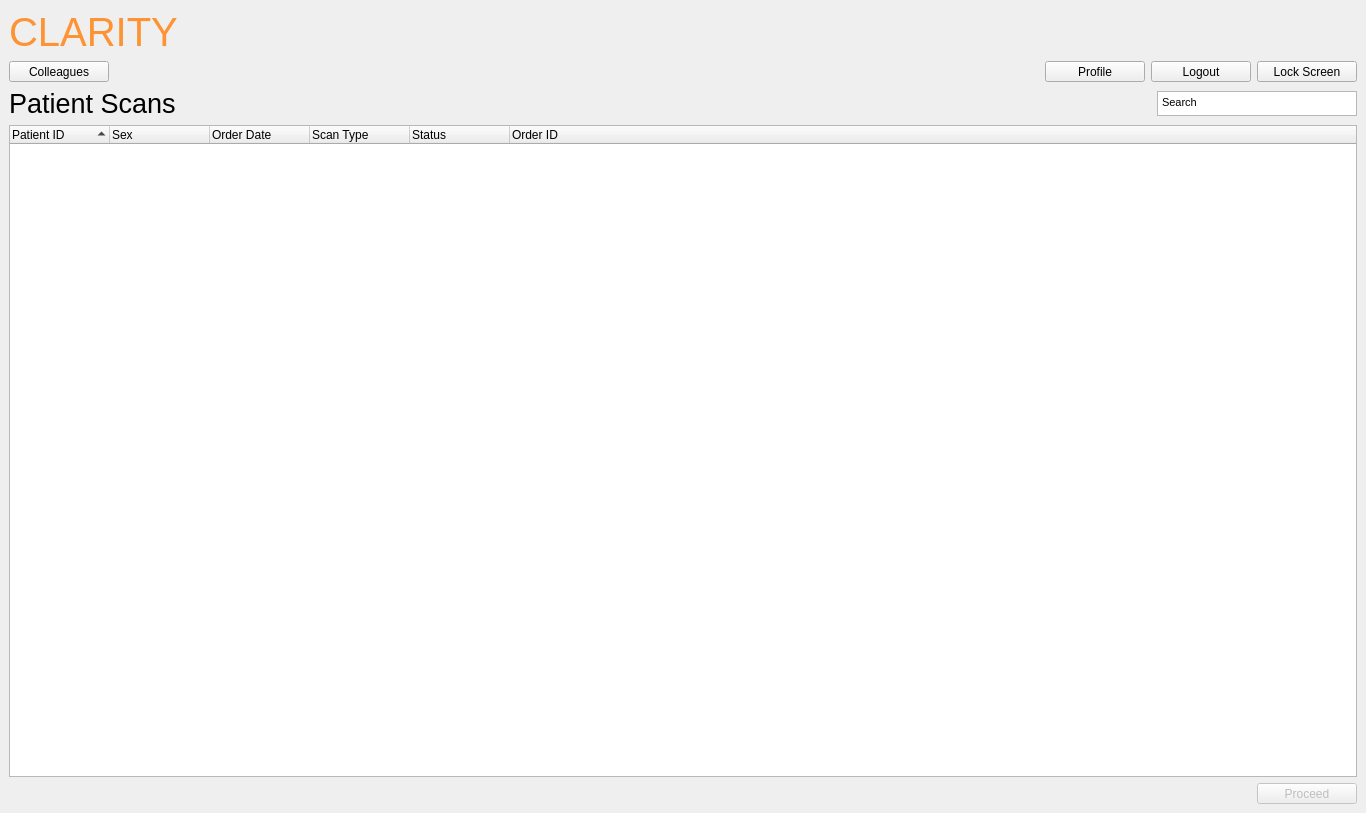
nilsgehlin/team-dft, file UI/rad.ui: the form before one commit.
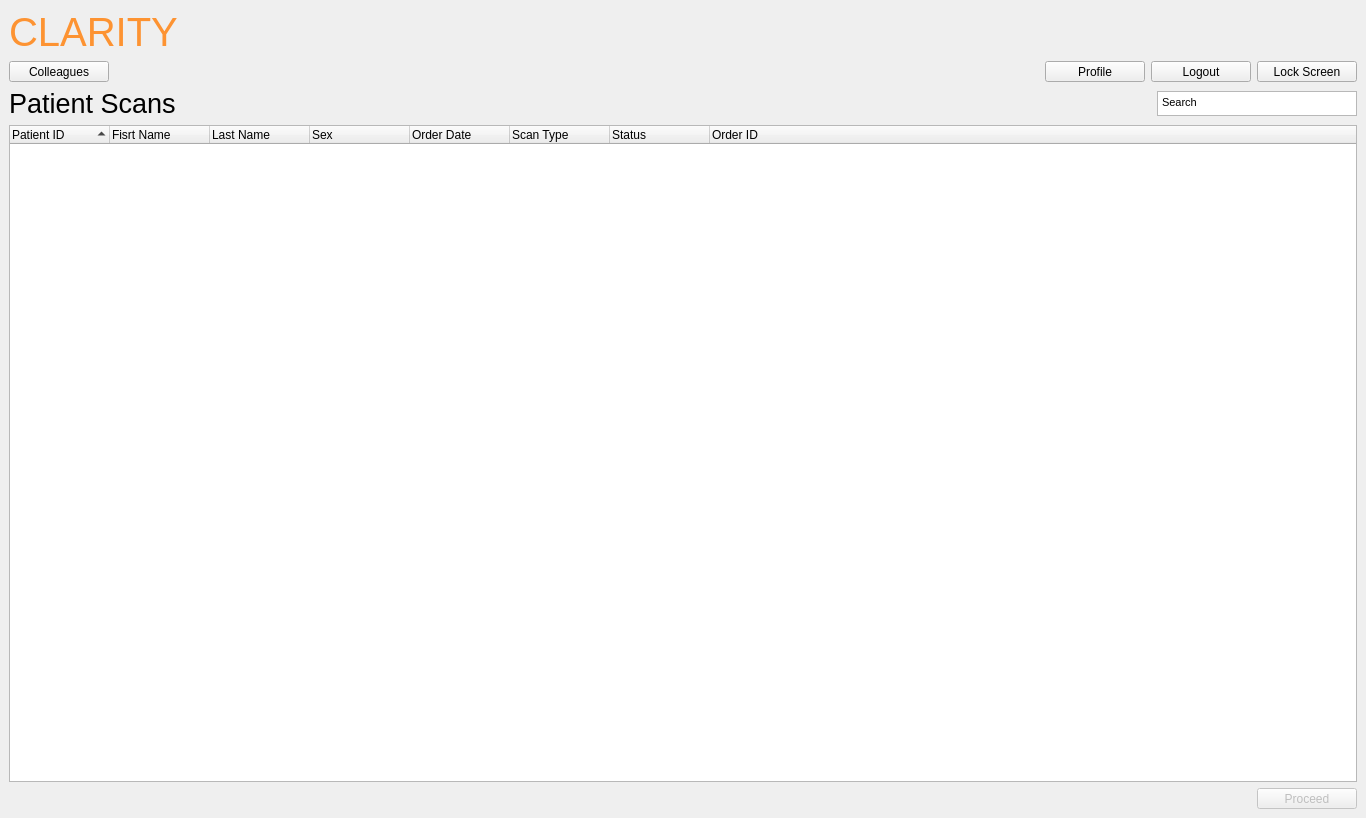
The form after the commit. The open tabs and pages were chosen to show the change. Icons and pictures are not drawn.

The edit to the form file:
```diff
--- a/UI/rad.ui
+++ b/UI/rad.ui
@@ -7,7 +7,7 @@
     <x>0</x>
     <y>0</y>
     <width>1366</width>
-    <height>813</height>
+    <height>818</height>
    </rect>
   </property>
   <property name="windowTitle">
@@ -40,6 +40,16 @@
         <string>Patient ID</string>
        </property>
       </column>
+      <column>
+       <property name="text">
+        <string>Fisrt Name</string>
+       </property>
+      </column>
+      <column>
+       <property name="text">
+        <string>Last Name</string>
+       </property>
+      </column>
       <column>
        <property name="text">
         <string>Sex</string>
```
Left out of the diff: 2 changed lines with no effect on the pictures.
